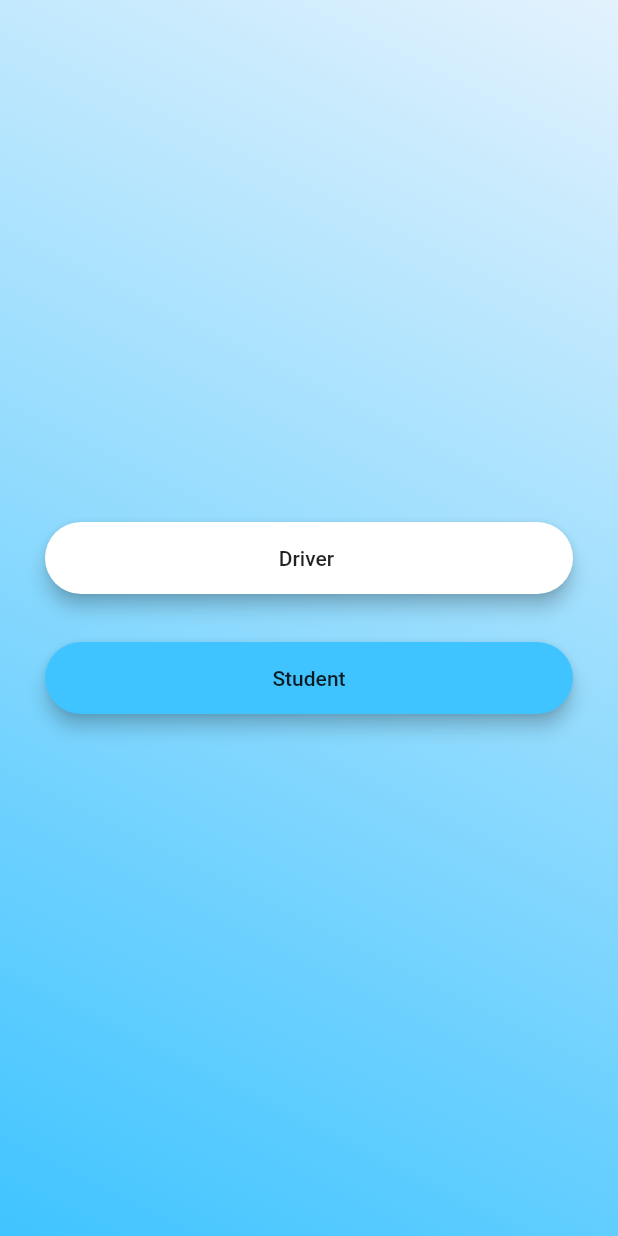
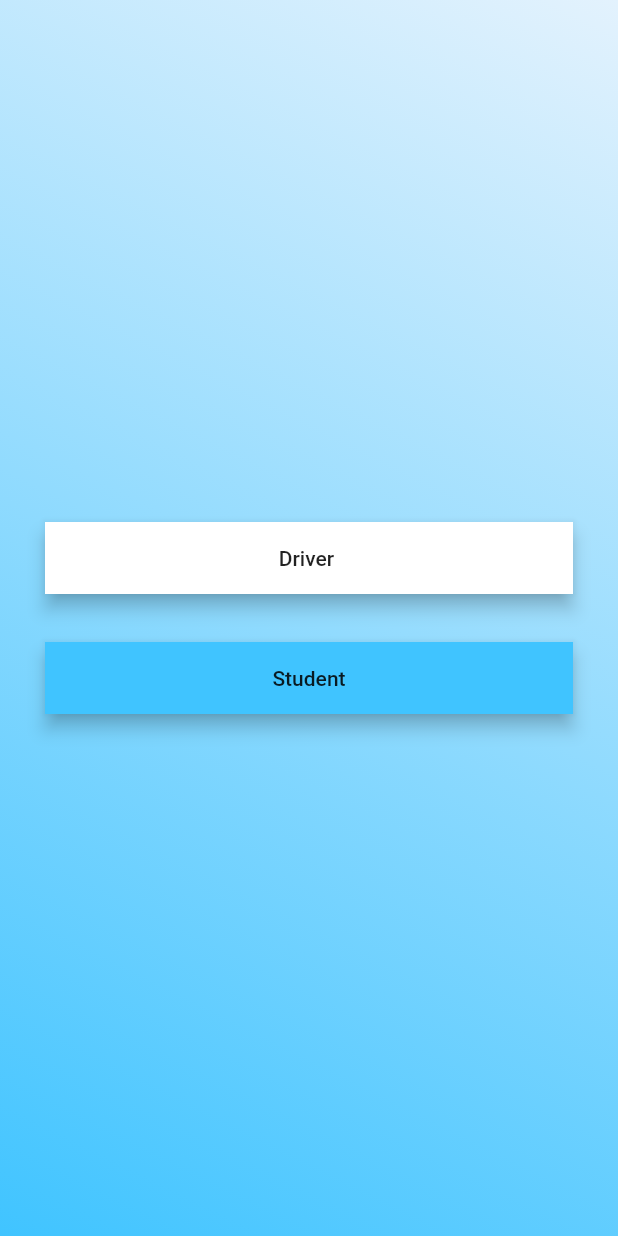
Before and after one commit to shehanp12/Transport-Tracker, a Flutter app: the screen it shows after launch, on a phone screen of 412 x 824 dp. Run offline on Flutter 3.47's test engine with Material 2 defaults, Android fonts, the phone set to English and light mode, and no system bars; our stand-ins replace animated_text_kit, cloud_firestore, firebase_auth, firebase_database, flutter_spinkit, google_maps_flutter and 2 more; accounts and stored records are empty.

Commit message:
Update home_screen.dart

```diff
--- a/lib/screens/shared/home_screen.dart
+++ b/lib/screens/shared/home_screen.dart
@@ -33,7 +33,7 @@ class _HomeScreenState extends State<HomeScreen> {
               child: Material(
                 elevation: 5.0,
                 color: Colors.white,
-                borderRadius: BorderRadius.circular(30.0),
+                borderRadius: BorderRadius.circular(0.0),
                 child: Container(
 
                   child:MaterialButton(
@@ -55,7 +55,7 @@ class _HomeScreenState extends State<HomeScreen> {
               child: Material(
                 elevation: 5.0,
                 color: Colors.lightBlueAccent,
-                borderRadius: BorderRadius.circular(30.0),
+                borderRadius: BorderRadius.circular(0.0),
                 child: MaterialButton(
                   onPressed: ()  {
                        Navigator.of(context).pushNamed(MyHomePage.id);
```
